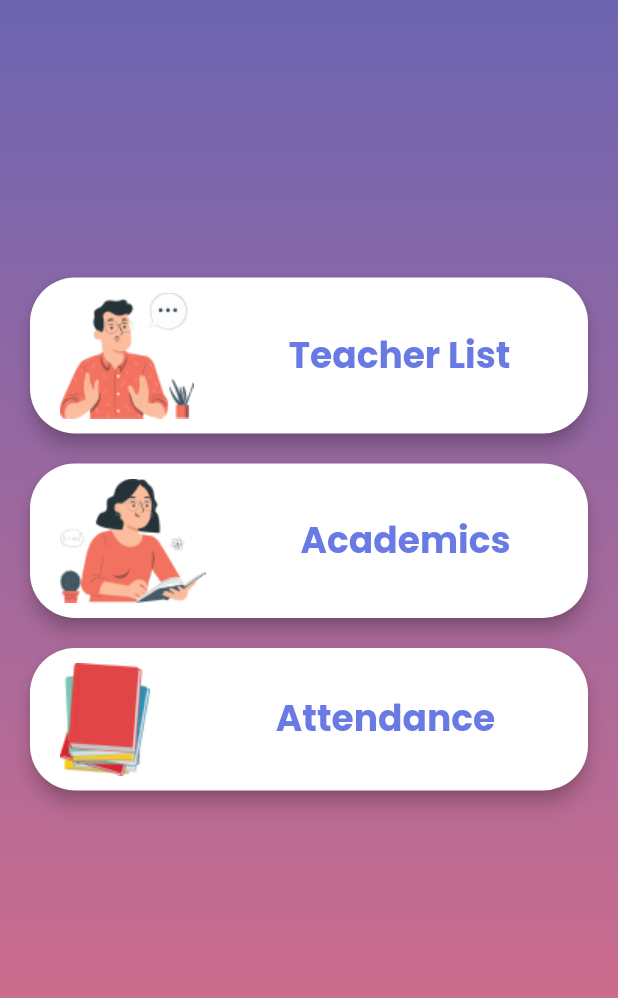
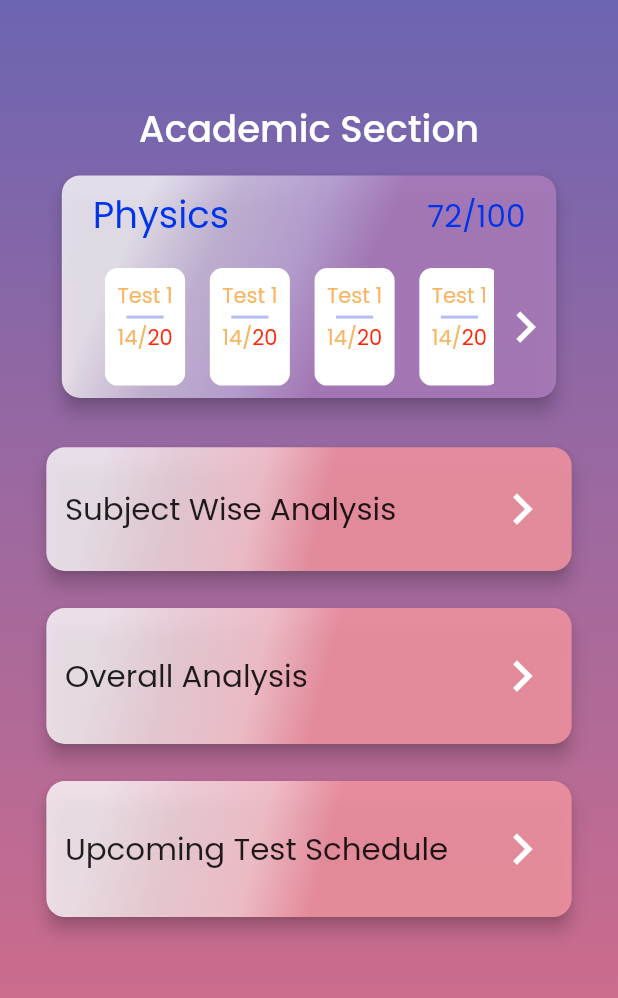
Before and after one commit to IVARA-Application/IV-APP-DEV-TEAM-2, a Flutter app: the ParentsHomeScreen screen opened directly, after a tap on "Academics", on a phone screen of 412 x 824 dp, the part 84-1082 px from its top. Run offline on Flutter 3.47's test engine with Material 2 defaults, Android fonts, the phone set to English and light mode, and no system bars; our stand-ins replace cached_network_image, carousel_pro, chewie, cloud_firestore, dropdown_formfield, file_picker and 12 more; missing offline and left inert: condition, flutter_downloader, flutter_glow; accounts and stored records are empty.

Commit message:
added parents acedemic section

```diff
--- a/lib/main.dart
+++ b/lib/main.dart
@@ -14,7 +14,7 @@ void main() async{
   WidgetsFlutterBinding.ensureInitialized();
   await Firebase.initializeApp();
    await FlutterDownloader.initialize(
-      debug: true // optional: set false to disable printing logs to console
+      debug: false // optional: set false to disable printing logs to console
       );
   runApp(MyApp());
 }
--- /dev/null
+++ b/lib/parent_screens/parent_academic_section.dart
@@ -0,0 +1,271 @@
+import 'package:flutter/material.dart';
+import 'package:new_ivara_app/constant/colours.dart';
+import 'package:new_ivara_app/constant/constants.dart';
+import 'package:new_ivara_app/shared/custom_icon_button.dart';
+import 'package:new_ivara_app/shared/glow_circle_avatar.dart';
+
+class ParentAcademicSection extends StatelessWidget {
+  const ParentAcademicSection({Key key}) : super(key: key);
+
+  @override
+  Widget build(BuildContext context) {
+    double height = MediaQuery.of(context).size.height;
+    double width = MediaQuery.of(context).size.width;
+    return Scaffold(
+      extendBodyBehindAppBar: true,
+      appBar: AppBar(
+        leading: CustomIconButton(
+          onPressed: () {
+            Navigator.pop(context);
+          },
+        ),
+        actions: [
+          GlowCircleAvatar(
+            onTap: () {},
+            imageProvider: AssetImage('assets/icons/profile.jpg'),
+          ),
+        ],
+        elevation: 0.0,
+        backgroundColor: Colors.transparent,
+      ),
+      body: Container(
+        decoration: kPBGdecoration,
+        width: double.infinity,
+        height: double.infinity,
+        child: SingleChildScrollView(
+          child: Column(
+            children: [
+              SizedBox(height: height * 0.15),
+              Text('Academic Section',
+                  style: TextStyle(
+                      fontSize: height * 0.03,
+                      color: Colors.white,
+                      fontWeight: FontWeight.w500)),
+              SizedBox(height: height * 0.015),
+              Material(
+                elevation: 5,
+                borderRadius: BorderRadius.all(Radius.circular(height * 0.015)),
+                color: Colors.transparent,
+                child: Container(
+                    height: height * 0.18,
+                    width: width * 0.8,
+                    decoration: BoxDecoration(
+                      borderRadius:
+                          BorderRadius.all(Radius.circular(height * 0.015)),
+                      gradient: LinearGradient(
+                        begin: Alignment.centerLeft,
+                        end: Alignment.bottomCenter,
+                        stops: [0.15, 0.45, 0.75, 1.0],
+                        colors: [
+                          Color(0xFFFEFDFE).withOpacity(0.8),
+                          Color(0xFFD3C6E3).withOpacity(0.8),
+                          Color(0xFFBAA3D4).withOpacity(0.9),
+                          Color(0xFFA97BBA).withOpacity(0.9),
+                        ],
+                      ),
+                    ),
+                    child: Column(
+                      children: [
+                        Padding(
+                          padding: EdgeInsets.symmetric(
+                              vertical: height * 0.01,
+                              horizontal: width * 0.05),
+                          child: Row(
+                            children: [
+                              Text(
+                                'Physics',
+                                style: TextStyle(
+                                    color: kDarkBlue, fontSize: height * 0.03),
+                              ),
+                              Spacer(),
+                              Text(
+                                '72/100',
+                                style: TextStyle(
+                                    color: kDarkBlue, fontSize: height * 0.025),
+                              )
+                            ],
+                          ),
+                        ),
+                        Expanded(
+                          child: Row(
+                            children: [
+                              SizedBox(
+                                width: width * 0.05,
+                              ),
+                              Expanded(
+                                child: ListView.builder(
+                                    scrollDirection: Axis.horizontal,
+                                    itemCount: 10,
+                                    itemBuilder: (context, index) {
+                                      return Padding(
+                                        padding: EdgeInsets.all(height * 0.01),
+                                        child: Container(
+                                            decoration: BoxDecoration(
+                                                borderRadius:
+                                                    BorderRadius.circular(
+                                                        height * 0.01),
+                                                color: Colors.white),
+                                            child: Padding(
+                                              padding:
+                                                  EdgeInsets.all(height * 0.01),
+                                              child: Column(
+                                                children: [
+                                                  Text('Test 1',
+                                                      style: TextStyle(
+                                                        color:
+                                                            Color(0xFFF8B461),
+                                                      )),
+                                                  Container(
+                                                      margin:
+                                                          EdgeInsets.symmetric(
+                                                              vertical: height *
+                                                                  0.003),
+                                                      width: width * 0.06,
+                                                      height: 2,
+                                                      color: kLightBlue
+                                                          .withOpacity(0.5)),
+                                                  Row(
+                                                    children: [
+                                                      Text('14/',
+                                                          style: TextStyle(
+                                                            color: Color(
+                                                                0xFFF8B461),
+                                                          )),
+                                                      Text('20',
+                                                          style: TextStyle(
+                                                              color: Color(
+                                                                  0xFFFF2609)))
+                                                    ],
+                                                  )
+                                                ],
+                                              ),
+                                            )),
+                                      );
+                                    }),
+                              ),
+                              Icon(
+                                Icons.keyboard_arrow_right,
+                                size: height * 0.05,
+                                color: Colors.white,
+                              )
+                            ],
+                          ),
+                        )
+                      ],
+                    )),
+              ),
+              SizedBox(height: height * 0.04),
+              Material(
+                elevation: 5,
+                borderRadius: BorderRadius.all(Radius.circular(height * 0.015)),
+                color: Colors.transparent,
+                child: Container(
+                    height: height * 0.1,
+                    width: width * 0.85,
+                    decoration: BoxDecoration(
+                      borderRadius:
+                          BorderRadius.all(Radius.circular(height * 0.015)),
+                      gradient: LinearGradient(
+                        begin: Alignment.centerLeft,
+                        end: Alignment.bottomCenter,
+                        stops: [0.15, 0.45, 0.75, 1.0],
+                        colors: [
+                          Color(0xFFFEFDFE).withOpacity(0.8),
+                          Color(0xFFFAE3E6).withOpacity(0.8),
+                          Color(0xFFF6C5CD).withOpacity(0.9),
+                          Color(0xFFED919F).withOpacity(0.9),
+                        ],
+                      ),
+                    ),
+                    child: Padding(
+                      padding: EdgeInsets.symmetric(horizontal: width * 0.03),
+                      child: Row(
+                        children: [
+                          Text('Subject Wise Analysis',
+                              style: TextStyle(fontSize: height * 0.025)),
+                          Spacer(),
+                          Icon(Icons.keyboard_arrow_right,
+                              size: height * 0.05, color: Colors.white)
+                        ],
+                      ),
+                    )),
+              ),
+              SizedBox(height: height * 0.03),
+              Material(
+                elevation: 5,
+                borderRadius: BorderRadius.all(Radius.circular(height * 0.015)),
+                color: Colors.transparent,
+                child: Container(
+                    height: height * 0.11,
+                    width: width * 0.85,
+                    decoration: BoxDecoration(
+                      borderRadius:
+                          BorderRadius.all(Radius.circular(height * 0.015)),
+                      gradient: LinearGradient(
+                        begin: Alignment.centerLeft,
+                        end: Alignment.bottomCenter,
+                        stops: [0.15, 0.45, 0.75, 1.0],
+                        colors: [
+                          Color(0xFFFEFDFE).withOpacity(0.8),
+                          Color(0xFFFAE3E6).withOpacity(0.8),
+                          Color(0xFFF6C5CD).withOpacity(0.9),
+                          Color(0xFFED919F).withOpacity(0.9),
+                        ],
+                      ),
+                    ),
+                    child: Padding(
+                      padding: EdgeInsets.symmetric(horizontal: width * 0.03),
+                      child: Row(
+                        children: [
+                          Text('Overall Analysis',
+                              style: TextStyle(fontSize: height * 0.025)),
+                          Spacer(),
+                          Icon(Icons.keyboard_arrow_right,
+                              size: height * 0.05, color: Colors.white)
+                        ],
+                      ),
+                    )),
+              ),
+              SizedBox(height: height * 0.03),
+              Material(
+                elevation: 5,
+                borderRadius: BorderRadius.all(Radius.circular(height * 0.015)),
+                color: Colors.transparent,
+                child: Container(
+                    height: height * 0.11,
+                    width: width * 0.85,
+                    decoration: BoxDecoration(
+                      borderRadius:
+                          BorderRadius.all(Radius.circular(height * 0.015)),
+                      gradient: LinearGradient(
+                        begin: Alignment.centerLeft,
+                        end: Alignment.bottomCenter,
+                        stops: [0.15, 0.45, 0.75, 1.0],
+                        colors: [
+                          Color(0xFFFEFDFE).withOpacity(0.8),
+                          Color(0xFFFAE3E6).withOpacity(0.8),
+                          Color(0xFFF6C5CD).withOpacity(0.9),
+                          Color(0xFFED919F).withOpacity(0.9),
+                        ],
+                      ),
+                    ),
+                    child: Padding(
+                      padding: EdgeInsets.symmetric(horizontal: width * 0.03),
+                      child: Row(
+                        children: [
+                          Text('Upcoming Test Schedule',
+                              style: TextStyle(fontSize: height * 0.025)),
+                          Spacer(),
+                          Icon(Icons.keyboard_arrow_right,
+                              size: height * 0.05, color: Colors.white)
+                        ],
+                      ),
+                    )),
+              ),
+            ],
+          ),
+        ),
+      ),
+    );
+  }
+}
--- a/lib/parent_screens/parents_home_screen.dart
+++ b/lib/parent_screens/parents_home_screen.dart
@@ -2,6 +2,7 @@ import 'package:flutter/material.dart';
 import 'package:get/get.dart';
 import 'package:new_ivara_app/constant/colours.dart';
 import 'package:new_ivara_app/constant/constants.dart';
+import 'package:new_ivara_app/parent_screens/parent_academic_section.dart';
 import 'package:new_ivara_app/parent_screens/teachers_list.dart';
 import 'package:new_ivara_app/shared/glow_circle_avatar.dart';
 import 'package:new_ivara_app/shared/custom_icon_button.dart';
@@ -43,7 +44,9 @@ class ParentsHomeScreen extends StatelessWidget {
             CustomCard(
               imgPath: 'assets/images/acadmis.png',
               title: 'Academics',
-              onTap: () {},
+              onTap: () {
+                Get.to(ParentAcademicSection());
+              },
             ),
             CustomCard(
               imgPath: 'assets/images/attendance(1).png',
--- /dev/null
+++ b/lib/parent_screens/parents_upcoming_test.dart
@@ -0,0 +1,42 @@
+import 'package:flutter/material.dart';
+import 'package:new_ivara_app/constant/constants.dart';
+import 'package:new_ivara_app/shared/custom_icon_button.dart';
+import 'package:new_ivara_app/shared/glow_circle_avatar.dart';
+
+class ParentsUpcomingTests extends StatelessWidget {
+  const ParentsUpcomingTests({Key key}) : super(key: key);
+
+  @override
+  Widget build(BuildContext context) {
+    return Scaffold(
+      extendBodyBehindAppBar: true,
+      appBar: AppBar(
+        leading: CustomIconButton(
+          onPressed: () {
+            Navigator.pop(context);
+          },
+        ),
+        actions: [
+          GlowCircleAvatar(
+            onTap: () {},
+            imageProvider: AssetImage('assets/icons/profile.jpg'),
+          ),
+        ],
+        elevation: 0.0,
+        backgroundColor: Colors.transparent,
+      ),
+
+
+
+       body: Container(
+        decoration: kPBGdecoration,
+        child: Column(
+          mainAxisAlignment: MainAxisAlignment.center,
+          children: [
+
+          ],
+        ),
+      ),
+    );
+  }
+}
--- a/lib/student_screens/student_homepage/academic/academic_section.dart
+++ b/lib/student_screens/student_homepage/academic/academic_section.dart
@@ -227,6 +227,8 @@ class StudentAcademicSection extends StatelessWidget {
                   ),
                 )),
           ),
+
+
         ],
       ),
     );
--- a/lib/student_screens/student_homepage/navbar section/skill_development.dart
+++ b/lib/student_screens/student_homepage/navbar section/skill_development.dart
@@ -1,5 +1,7 @@
 import 'package:flutter/material.dart';
+import 'package:get/get.dart';
 import 'package:new_ivara_app/constant/constants.dart';
+import 'package:new_ivara_app/parent_screens/parents_home_screen.dart';
 import 'package:new_ivara_app/shared/custom_icon_button.dart';
 
 List<Map<String, dynamic>> courses = [
@@ -81,7 +83,9 @@ class SkillDevelopment extends StatelessWidget {
                     children: [
                       for (var sub in course['subject']) ...[
                         ElevatedButton(
-                          onPressed: () {},
+                          onPressed: () {
+                            Get.to(ParentsHomeScreen());
+                          },
                           child: Text(
                             sub,
                             style: Theme.of(context).textTheme.bodyText2,
@@ -101,8 +105,6 @@ class SkillDevelopment extends StatelessWidget {
           ],
         ),
       ),
-
-
     );
   }
 }
```
